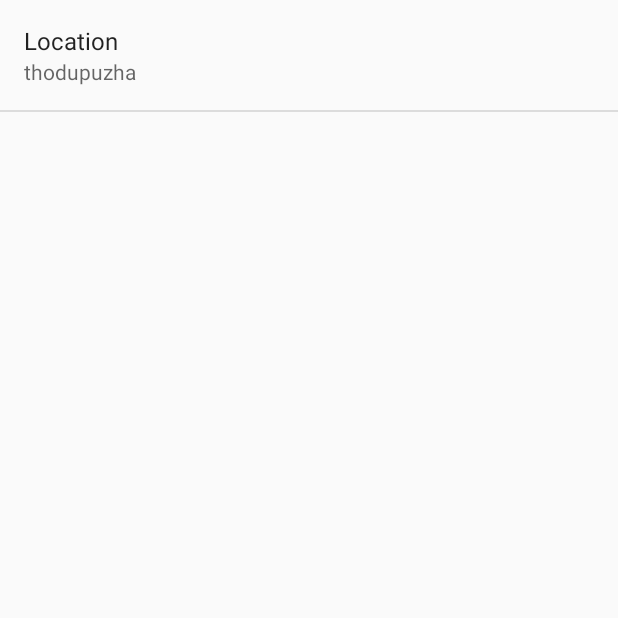
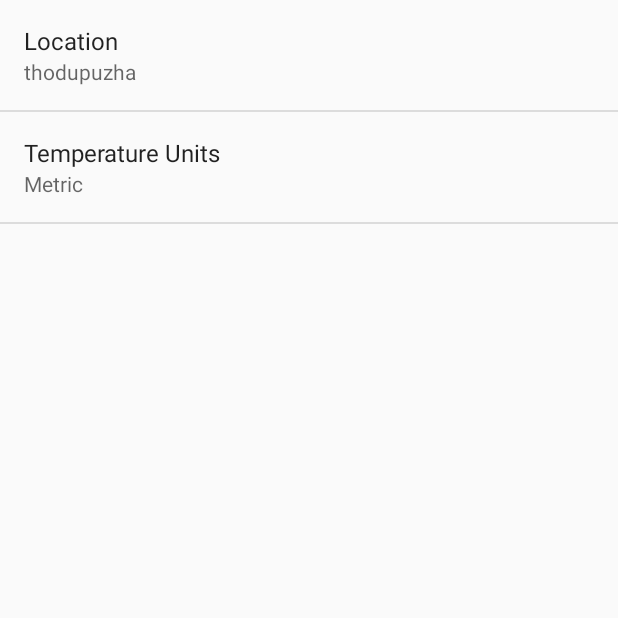
Before and after one commit to vishnu-narayanan/Sunshine, an Android app: the SettingsActivity screen opened directly, with no data from a screen before it, on a phone screen of 412 x 824 dp, the top half of it. Run offline under Robolectric (Android 15) with nearby library versions, the phone set to English and light mode, and no system bars.

Commit message:
added units setting

```diff
--- a/app/src/main/java/com/vn/sunshine/SettingsActivity.java
+++ b/app/src/main/java/com/vn/sunshine/SettingsActivity.java
@@ -30,6 +30,7 @@ public class SettingsActivity extends PreferenceActivity
         // For all preferences, attach an OnPreferenceChangeListener so the UI summary can be
         // updated when the preference changes.
         bindPreferenceSummaryToValue(findPreference(getString(R.string.pref_location_key)));
+        bindPreferenceSummaryToValue(findPreference("unit"));
 
     }
 
--- /dev/null
+++ b/app/src/main/res/values/array.xml
@@ -0,0 +1,14 @@
+<?xml version="1.0" encoding="utf-8"?>
+<resources>
+
+    <string-array name="pref_units_options">
+        <item>@string/pref_unit_label_metric</item>
+        <item>@string/pref_unit_label_imperial</item>
+    </string-array>
+
+    <string-array name="pref_units_values">
+        <item>@string/pref_unit_metric</item>
+        <item>@string/pref_unit_imperial</item>
+    </string-array>
+
+</resources>
--- a/app/src/main/res/values/strings.xml
+++ b/app/src/main/res/values/strings.xml
@@ -9,4 +9,14 @@
     <string name="pref_location_label">Location</string>
     <string name="pref_location_key" translatable="false">location</string>
     <string name="pref_location_default" translatable="false">thodupuzha</string>
+
+    <string name="pref_unit_label">Temperature Units</string>
+    <string name="pref_unit_key" translatable="false">unit</string>
+    <string name="pref_unit_label_metric">Metric</string>
+    <string name="pref_unit_label_imperial">Imperial</string>
+    <string name="pref_unit_default">metric</string>
+    <string name="pref_unit_metric" translatable="false">metric</string>
+    <string name="pref_unit_imperial" translatable="false">imperial</string>
+
+
 </resources>
--- a/app/src/main/res/xml/pref_general.xml
+++ b/app/src/main/res/xml/pref_general.xml
@@ -2,13 +2,20 @@
 <PreferenceScreen xmlns:android="http://schemas.android.com/apk/res/android">
 
     <EditTextPreference
-        android:title="@string/pref_location_label"
-        android:key="@string/pref_location_key"
         android:defaultValue="@string/pref_location_default"
         android:inputType="text"
-        android:singleLine="true">
+        android:key="@string/pref_location_key"
+        android:singleLine="true"
+        android:title="@string/pref_location_label">
 
     </EditTextPreference>
 
+    <ListPreference
+        android:defaultValue="@string/pref_unit_metric"
+        android:entries="@array/pref_units_options"
+        android:entryValues="@array/pref_units_values"
+        android:key="@string/pref_unit_key"
+        android:title="@string/pref_unit_label" />
+
 
 </PreferenceScreen>
```
Also changed, not shown: app/src/main/java/com/vn/sunshine/ForecastFragment.java (+49 -34 lines).
